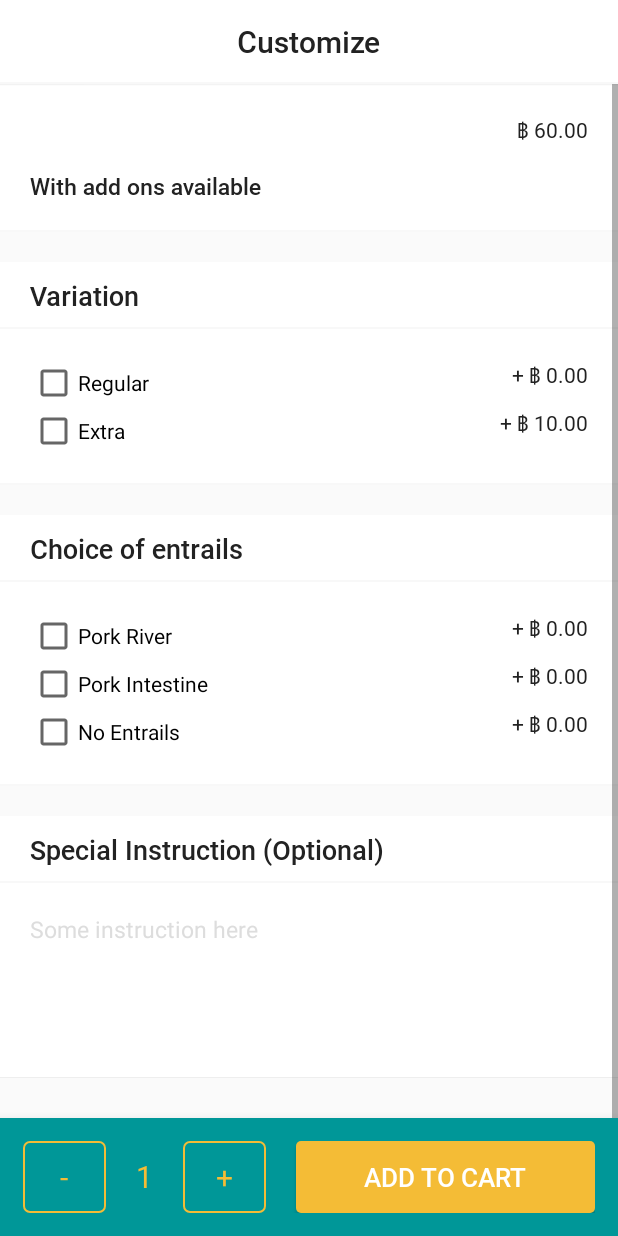
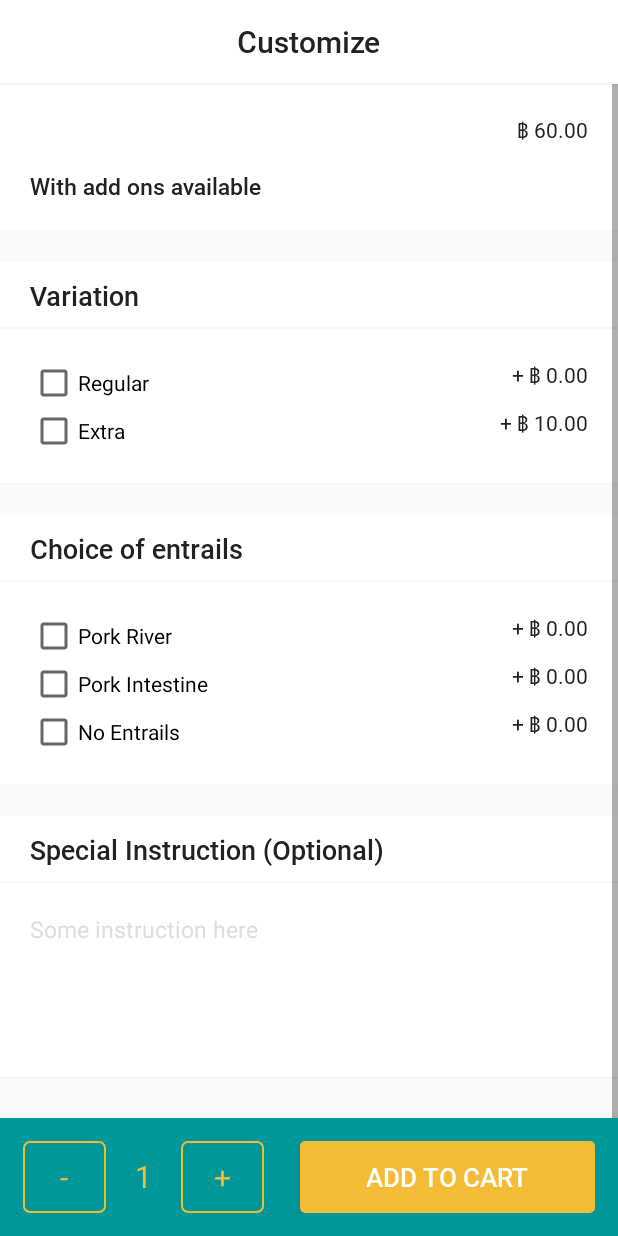
Before and after one commit to gapgag55/Restaury-wireless-subject, an Android app: the CustomizeActivity screen opened directly, with no data from a screen before it, on a phone screen of 412 x 824 dp. Run offline under Robolectric (Android 15) with nearby library versions, the phone set to English and light mode, and no system bars; 1 statement that could not run was skipped.

Commit message:
Update Customize XML

```diff
--- a/app/src/main/java/com/mang/restaury/Activity/CustomizeActivity.java
+++ b/app/src/main/java/com/mang/restaury/Activity/CustomizeActivity.java
@@ -2,6 +2,8 @@ package com.mang.restaury.Activity;
 
 import android.support.v7.app.AppCompatActivity;
 import android.os.Bundle;
+import android.view.View;
+import android.widget.Button;
 import android.widget.TextView;
 
 import com.mang.restaury.R;
@@ -22,6 +24,32 @@ public class CustomizeActivity extends AppCompatActivity {
         menu = findViewById(R.id.restaurant_name);
         menu.setText(menu_name);
 
+
+        Button removeButton = (Button) findViewById(R.id.remove_button);
+        Button addButton = (Button) findViewById(R.id.add_button);
+        final TextView itemAmount = (TextView) findViewById(R.id.item_amount);
+
+
+        removeButton.setOnClickListener(new View.OnClickListener() {
+            @Override
+            public void onClick(View v) {
+                int number = Integer.parseInt(itemAmount.getText().toString()) - 1;
+
+                if (number > 0) {
+                    itemAmount.setText(String.valueOf(number));
+                }
+            }
+        });
+
+        addButton.setOnClickListener(new View.OnClickListener() {
+            @Override
+            public void onClick(View v) {
+                int number = Integer.parseInt(itemAmount.getText().toString()) + 1;
+                itemAmount.setText(String.valueOf(number));
+            }
+        });
+
+
 //        res = findViewById(R.id.total_price);
 //        res.setText("฿ "+String.format("%.2f", (float)price));
 
--- a/app/src/main/res/layout/activity_customize.xml
+++ b/app/src/main/res/layout/activity_customize.xml
@@ -313,18 +313,20 @@
         android:backgroundTint="@color/colorPrimary"
         android:elevation="10dp">
 
-        <RelativeLayout
+        <LinearLayout
             android:layout_width="match_parent"
             android:layout_height="wrap_content"
-            android:orientation="horizontal">
+            android:weightSum="100">
 
             <LinearLayout
                 android:layout_width="wrap_content"
                 android:layout_height="wrap_content"
-                android:layout_alignParentLeft="true">
+                android:layout_alignParentLeft="true"
+                android:layout_weight="30"
+                >
 
                 <Button
-                    android:id="@+id/plus"
+                    android:id="@+id/remove_button"
                     android:layout_width="55dp"
                     android:layout_height="wrap_content"
                     android:background="@drawable/yellow_border"
@@ -334,19 +336,22 @@
                     android:textSize="20sp"/>
 
                 <TextView
+                    android:id="@+id/item_amount"
                     android:layout_width="wrap_content"
+                    android:minWidth="50dp"
                     android:layout_height="wrap_content"
                     android:text="1"
                     android:fontFamily="@font/roboto_regular"
                     android:textSize="20dp"
                     android:layout_centerVertical="true"
                     android:layout_centerHorizontal="true"
+                    android:textAlignment="center"
                     android:textColor="@color/colorThirdary"
-                    android:layout_marginLeft="20dp"
-                    android:layout_marginRight="20dp"/>
+                    android:paddingLeft="10dp"
+                    android:paddingRight="10dp"/>
 
                 <Button
-                    android:id="@+id/minus"
+                    android:id="@+id/add_button"
                     android:layout_width="55dp"
                     android:layout_height="wrap_content"
                     android:background="@drawable/yellow_border"
@@ -357,6 +362,7 @@
                     android:layout_alignParentRight="true"/>
 
             </LinearLayout>
+
 
             <Button
                 android:id="@+id/place_order"
@@ -369,12 +375,15 @@
                 android:textSize="17sp"
                 android:paddingTop="10dp"
                 android:paddingBottom="10dp"
-                android:paddingLeft="45dp"
-                android:paddingRight="45dp"
+                android:paddingLeft="15dp"
+                android:paddingRight="15dp"
                 android:layout_alignParentRight="true"
-                android:layout_centerVertical="true"/>
+                android:layout_centerVertical="true"
+                android:layout_weight="70"
+                />
 
-        </RelativeLayout>
+
+        </LinearLayout>
 
     </LinearLayout>
 
```
